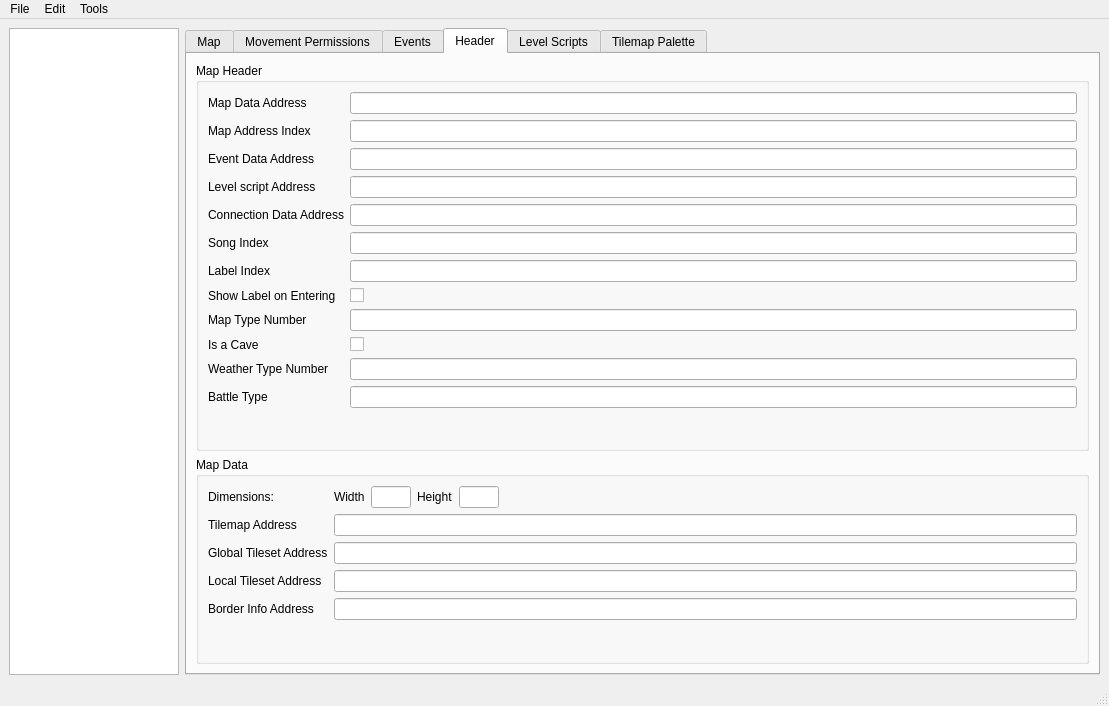
Old version of the form mapped.ui in the repository cosarara/blue-spider.
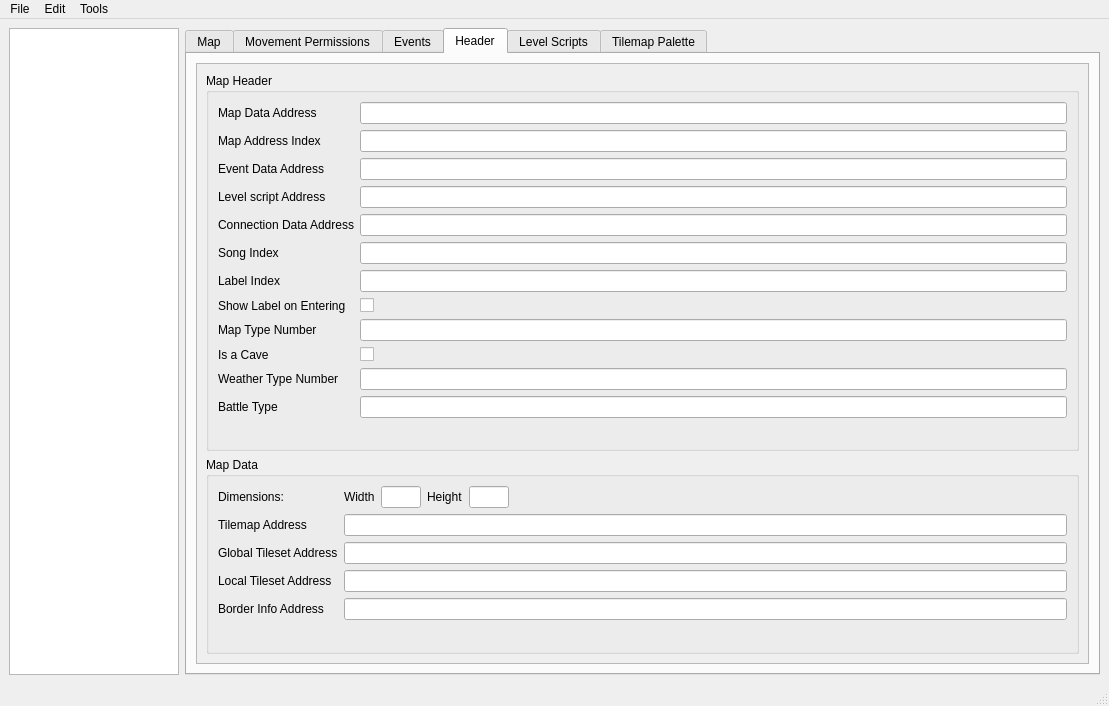
New version of the form. The open tabs and pages were chosen to show the change. Icons and pictures are not drawn.

Commit message: Scroll area for the header editor + tab order

```diff
--- a/mapped.ui
+++ b/mapped.ui
@@ -1807,7 +1807,22 @@
         <string>Header</string>
        </attribute>
        <layout class="QGridLayout" name="gridLayout_6">
-        <item row="1" column="0">
+        <item row="0" column="0">
+         <widget class="QScrollArea" name="scrollArea_2">
+          <property name="widgetResizable">
+           <bool>true</bool>
+          </property>
+          <widget class="QWidget" name="scrollAreaWidgetContents_2">
+           <property name="geometry">
+            <rect>
+             <x>0</x>
+             <y>-19</y>
+             <width>875</width>
+             <height>613</height>
+            </rect>
+           </property>
+           <layout class="QVBoxLayout" name="verticalLayout_4">
+            <item>
          <widget class="QGroupBox" name="groupBox">
           <property name="title">
            <string>Map Header</string>
@@ -1957,7 +1972,7 @@
           </layout>
          </widget>
         </item>
-        <item row="2" column="0">
+            <item>
          <widget class="QGroupBox" name="groupBox_2">
           <property name="title">
            <string>Map Data</string>
@@ -2091,6 +2106,10 @@
         </item>
        </layout>
       </widget>
+         </widget>
+        </item>
+       </layout>
+      </widget>
       <widget class="QWidget" name="tab">
        <attribute name="title">
         <string>Level Scripts</string>
```
Left out of the diff: 223 changed lines with no effect on the pictures. Lines whose indentation alone changed are shown as unchanged. The commit also changes 1 other file.
